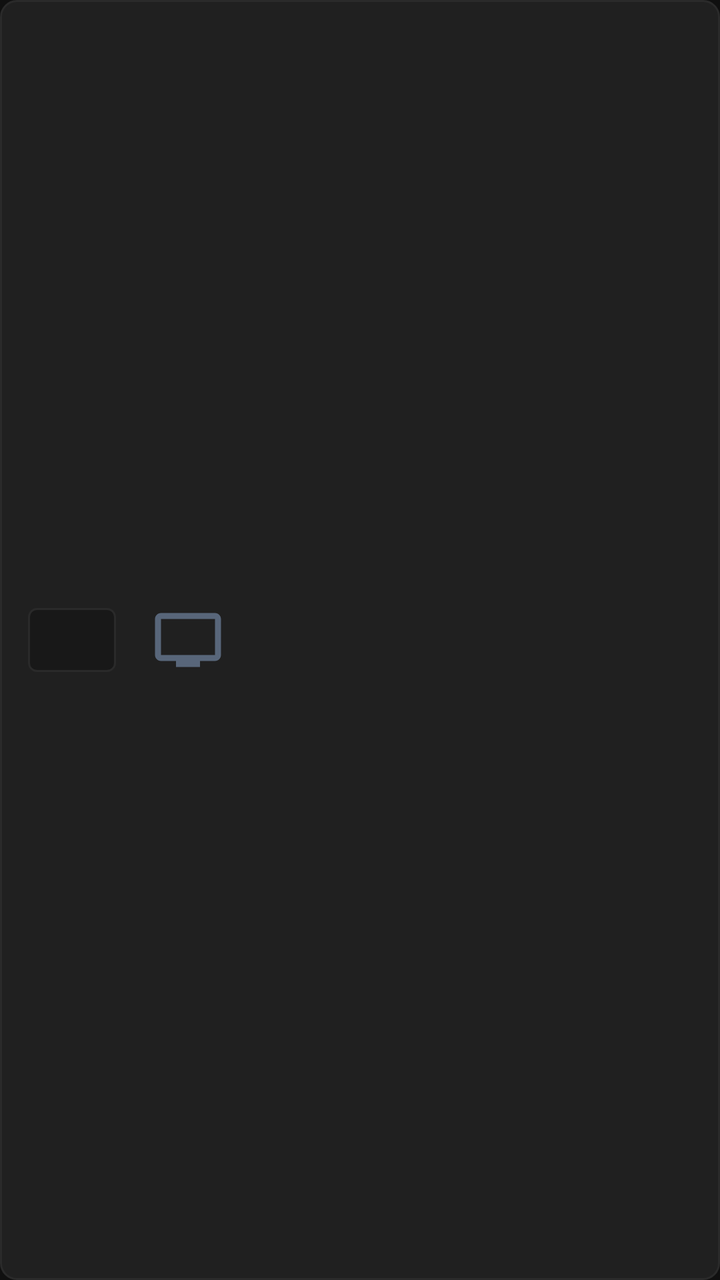
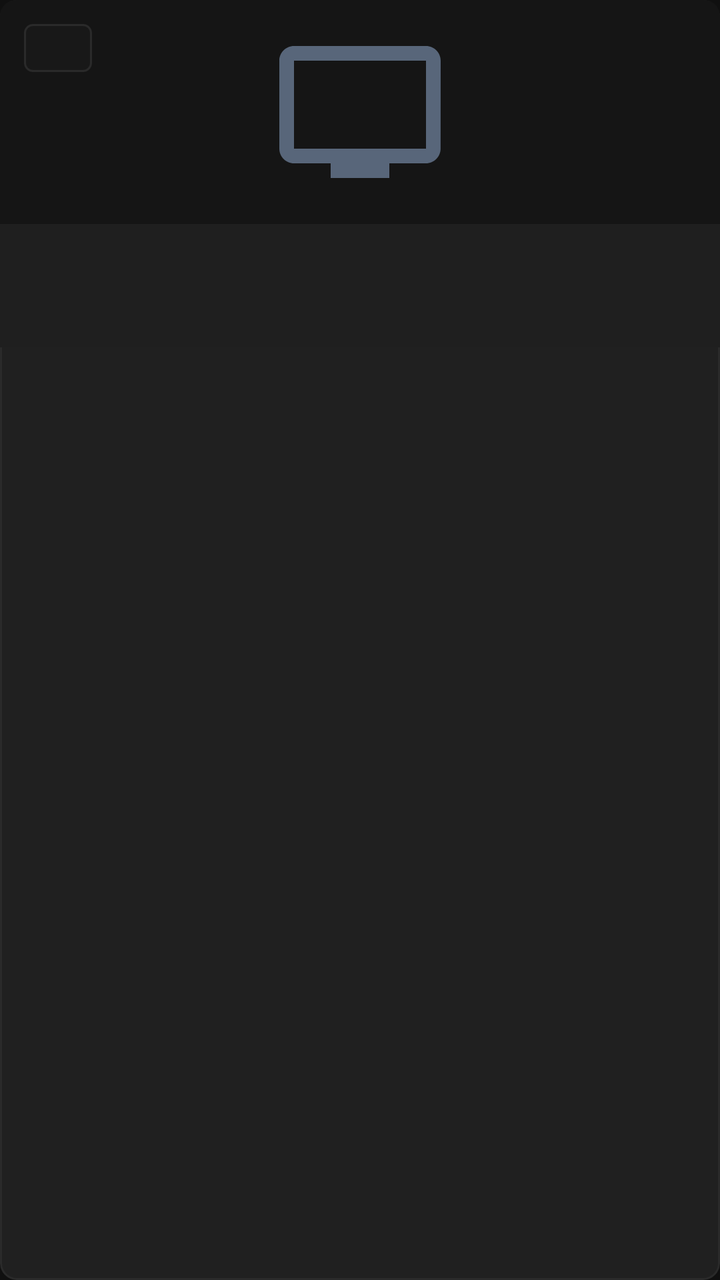

Two renders of the same Android screen: before a commit and after it. Below are the layout's source before the change and the commit's diff.
<!-- AndroidManifest.xml: application theme Theme.ZenTV -->
<!-- res/layout/item_channel_row.xml -->
<?xml version="1.0" encoding="utf-8"?>
<LinearLayout xmlns:android="http://schemas.android.com/apk/res/android"
    android:id="@+id/channel_card_root"
    android:layout_width="match_parent"
    android:layout_height="wrap_content"
    android:layout_marginBottom="8dp"
    android:background="@drawable/bg_card_channel"
    android:clickable="true"
    android:focusable="true"
    android:focusableInTouchMode="true"
    android:gravity="center_vertical"
    android:orientation="horizontal"
    android:paddingStart="14dp"
    android:paddingTop="10dp"
    android:paddingEnd="14dp"
    android:paddingBottom="10dp">

    
    <TextView
        android:id="@+id/tv_channel_number"
        android:layout_width="44dp"
        android:layout_height="32dp"
        android:background="@drawable/bg_badge"
        android:gravity="center"
        android:textColor="@color/zen_yellow"
        android:textSize="14sp"
        android:textStyle="bold" />

    
    <ImageView
        android:id="@+id/iv_channel_logo"
        android:layout_width="48dp"
        android:layout_height="36dp"
        android:layout_marginStart="12dp"
        android:adjustViewBounds="true"
        android:contentDescription="Channel Logo"
        android:scaleType="fitCenter"
        android:src="@drawable/ic_tv_placeholder" />

    
    <LinearLayout
        android:layout_width="0dp"
        android:layout_height="wrap_content"
        android:layout_marginStart="14dp"
        android:layout_weight="1"
        android:orientation="vertical">

        <TextView
            android:id="@+id/tv_channel_name"
            android:layout_width="wrap_content"
            android:layout_height="wrap_content"
            android:ellipsize="end"
            android:maxLines="1"
            android:textColor="@color/zen_text_primary"
            android:textSize="16sp"
            android:textStyle="bold" />

        <TextView
            android:id="@+id/tv_channel_sub"
            android:layout_width="wrap_content"
            android:layout_height="wrap_content"
            android:layout_marginTop="2dp"
            android:ellipsize="end"
            android:maxLines="1"
            android:textColor="@color/zen_text_secondary"
            android:textSize="12sp" />
    </LinearLayout>

    
    <ImageView
        android:id="@+id/iv_fav_star"
        android:layout_width="26dp"
        android:layout_height="26dp"
        android:layout_marginStart="8dp"
        android:contentDescription="Favorite Status"
        android:src="@drawable/ic_star_filled"
        android:visibility="gone" />

</LinearLayout>
<!-- resources referenced by this layout -->
<resources>
  <color name="zen_text_primary">#FFFFFF</color>
  <color name="zen_text_secondary">#AAAAAA</color>
  <color name="zen_yellow">#F5C518</color>
  <!-- drawable bg_badge (drawable) -->
  <?xml version="1.0" encoding="utf-8"?>
  <shape xmlns:android="http://schemas.android.com/apk/res/android"
      android:shape="rectangle">
      <solid android:color="@color/zen_surface" />
      <corners android:radius="4dp" />
      <stroke
          android:width="1dp"
          android:color="@color/zen_border_unfocused" />
      <padding
          android:bottom="2dp"
          android:left="6dp"
          android:right="6dp"
          android:top="2dp" />
  </shape>
  <!-- drawable bg_card_channel (drawable) -->
  <?xml version="1.0" encoding="utf-8"?>
  <selector xmlns:android="http://schemas.android.com/apk/res/android">
      <item android:state_focused="true">
          <shape android:shape="rectangle">
              <solid android:color="@color/zen_surface_focused" />
              <corners android:radius="8dp" />
              <stroke android:width="2.5dp" android:color="@color/zen_yellow" />
          </shape>
      </item>
      <item>
          <shape android:shape="rectangle">
              <solid android:color="@color/zen_surface_card" />
              <corners android:radius="8dp" />
              <stroke android:width="1dp" android:color="@color/zen_border_unfocused" />
          </shape>
      </item>
  </selector>
  <!-- drawable ic_star_filled (drawable) -->
  <?xml version="1.0" encoding="utf-8"?>
  <vector xmlns:android="http://schemas.android.com/apk/res/android"
      android:width="24dp"
      android:height="24dp"
      android:viewportWidth="24"
      android:viewportHeight="24">
      <path
          android:fillColor="#F5C518"
          android:pathData="M12,17.27L18.18,21l-1.64,-7.03L22,9.24l-7.19,-0.61L12,2L9.19,8.63L2,9.24l5.46,4.73L5.82,21L12,17.27z" />
  </vector>
  <!-- drawable ic_tv_placeholder (drawable) -->
  <?xml version="1.0" encoding="utf-8"?>
  <vector xmlns:android="http://schemas.android.com/apk/res/android"
      android:width="48dp"
      android:height="48dp"
      android:viewportWidth="24"
      android:viewportHeight="24">
      <path
          android:fillColor="#58667A"
          android:pathData="M21,3H3c-1.1,0 -2,0.9 -2,2v12c0,1.1 0.9,2 2,2h5v2h8v-2h5c1.1,0 1.99,-0.9 1.99,-2L23,5c0,-1.1 -0.9,-2 -2,-2zM21,17H3V5h18v12z" />
  </vector>
  <style name="Theme.ZenTV" parent="Theme.Leanback">
          <item name="android:windowBackground">@color/zen_bg</item>
          <item name="android:colorBackground">@color/zen_bg</item>
          <item name="android:colorPrimary">@color/zen_yellow</item>
          <item name="android:colorAccent">@color/zen_yellow</item>
          <item name="android:textColorPrimary">@color/zen_text_primary</item>
          <item name="android:textColorSecondary">@color/zen_text_secondary</item>
          <item name="android:windowNoTitle">true</item>
          <item name="android:windowActionBar">false</item>
      </style>
  <color name="zen_surface">#181818</color>
  <color name="zen_border_unfocused">#2A2A2A</color>
  <color name="zen_surface_focused">#2C2C2C</color>
  <color name="zen_surface_card">#202020</color>
  <color name="zen_bg">#101010</color>
</resources>

<!-- the commit's change to res/layout/item_channel_row.xml (unified diff, before → after) -->
@@ -3,77 +3,89 @@
     android:id="@+id/channel_card_root"
     android:layout_width="match_parent"
     android:layout_height="wrap_content"
-    android:layout_marginBottom="8dp"
+    android:layout_margin="6dp"
     android:background="@drawable/bg_card_channel"
     android:clickable="true"
+    android:clipToOutline="true"
     android:focusable="true"
     android:focusableInTouchMode="true"
-    android:gravity="center_vertical"
-    android:orientation="horizontal"
-    android:paddingStart="14dp"
-    android:paddingTop="10dp"
-    android:paddingEnd="14dp"
-    android:paddingBottom="10dp">
+    android:orientation="vertical"
+    android:outlineProvider="background">
 
     
-    <TextView
-        android:id="@+id/tv_channel_number"
-        android:layout_width="44dp"
-        android:layout_height="32dp"
-        android:background="@drawable/bg_badge"
-        android:gravity="center"
-        android:textColor="@color/zen_yellow"
-        android:textSize="14sp"
-        android:textStyle="bold" />
+    <FrameLayout
+        android:id="@+id/fl_logo_container"
+        android:layout_width="match_parent"
+        android:layout_height="112dp"
+        android:background="#151515"
+        android:padding="12dp">
 
-    
-    <ImageView
-        android:id="@+id/iv_channel_logo"
-        android:layout_width="48dp"
-        android:layout_height="36dp"
-        android:layout_marginStart="12dp"
-        android:adjustViewBounds="true"
-        android:contentDescription="Channel Logo"
-        android:scaleType="fitCenter"
-        android:src="@drawable/ic_tv_placeholder" />
+        <ImageView
+            android:id="@+id/iv_channel_logo"
+            android:layout_width="match_parent"
+            android:layout_height="match_parent"
+            android:adjustViewBounds="true"
+            android:contentDescription="Channel Logo"
+            android:scaleType="fitCenter"
+            android:src="@drawable/ic_tv_placeholder" />
+
+        
+        <TextView
+            android:id="@+id/tv_channel_number"
+            android:layout_width="wrap_content"
+            android:layout_height="24dp"
+            android:layout_gravity="top|start"
+            android:background="@drawable/bg_badge"
+            android:gravity="center"
+            android:minWidth="34dp"
+            android:paddingStart="8dp"
+            android:paddingEnd="8dp"
+            android:textColor="@color/zen_yellow"
+            android:textSize="12sp"
+            android:textStyle="bold" />
+
+        
+        <ImageView
+            android:id="@+id/iv_fav_star"
+            android:layout_width="26dp"
+            android:layout_height="26dp"
+            android:layout_gravity="top|end"
+            android:contentDescription="Favorite Status"
+            android:src="@drawable/ic_star_filled"
+            android:visibility="gone" />
+    </FrameLayout>
 
     
     <LinearLayout
-        android:layout_width="0dp"
+        android:id="@+id/ll_info_footer"
+        android:layout_width="match_parent"
         android:layout_height="wrap_content"
-        android:layout_marginStart="14dp"
-        android:layout_weight="1"
-        android:orientation="vertical">
+        android:background="#1F1F1F"
+        android:orientation="vertical"
+        android:paddingStart="14dp"
+        android:paddingTop="10dp"
+        android:paddingEnd="14dp"
+        android:paddingBottom="12dp">
 
         <TextView
             android:id="@+id/tv_channel_name"
-            android:layout_width="wrap_content"
+            android:layout_width="match_parent"
             android:layout_height="wrap_content"
             android:ellipsize="end"
             android:maxLines="1"
             android:textColor="@color/zen_text_primary"
-            android:textSize="16sp"
+            android:textSize="15sp"
             android:textStyle="bold" />
 
         <TextView
             android:id="@+id/tv_channel_sub"
-            android:layout_width="wrap_content"
+            android:layout_width="match_parent"
             android:layout_height="wrap_content"
-            android:layout_marginTop="2dp"
+            android:layout_marginTop="3dp"
             android:ellipsize="end"
             android:maxLines="1"
             android:textColor="@color/zen_text_secondary"
             android:textSize="12sp" />
     </LinearLayout>
 
-    
-    <ImageView
-        android:id="@+id/iv_fav_star"
-        android:layout_width="26dp"
-        android:layout_height="26dp"
-        android:layout_marginStart="8dp"
-        android:contentDescription="Favorite Status"
-        android:src="@drawable/ic_star_filled"
-        android:visibility="gone" />
-
 </LinearLayout>
